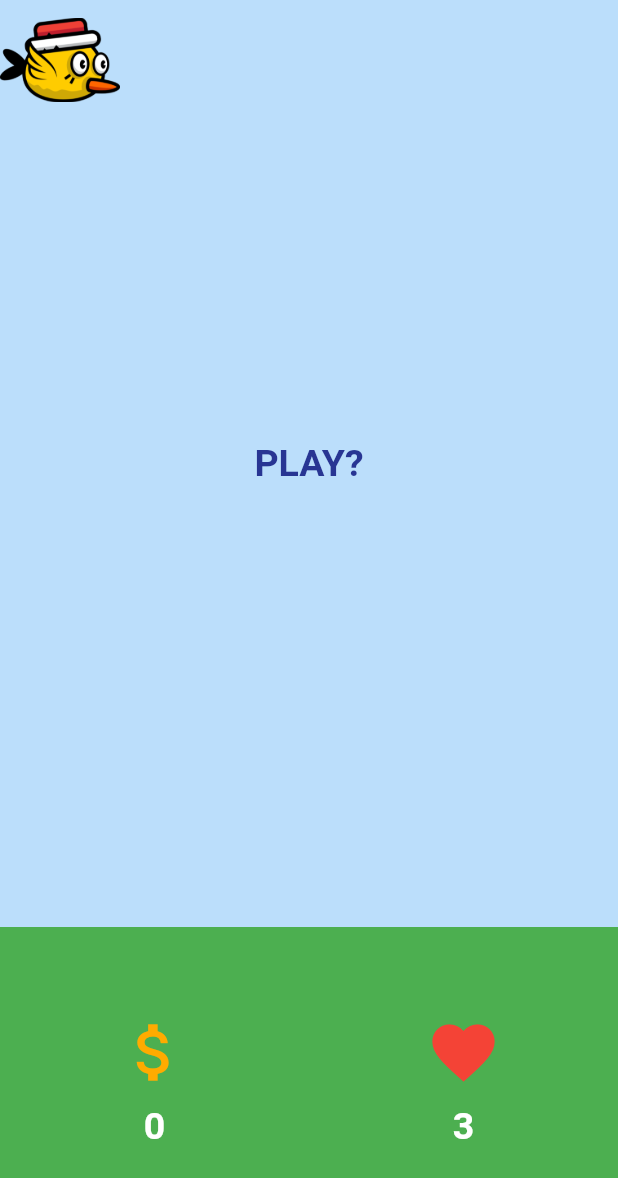
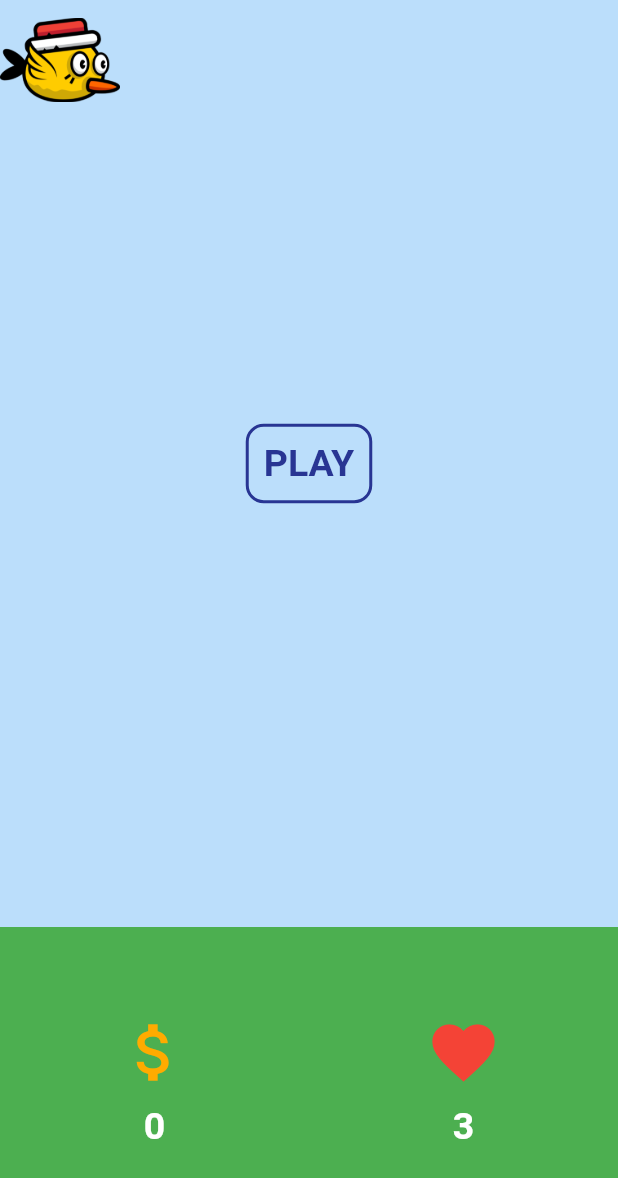
Before and after one commit to thisisbillall/flappy_bird, a Flutter app: the screen it shows after launch, on a phone screen of 412 x 824 dp. Shown: the top 1178 px of the screen. Run offline on Flutter 3.47's test engine with Material 2 defaults, Android fonts, the phone set to English and light mode, and no system bars.

```diff
--- a/lib/main.dart
+++ b/lib/main.dart
@@ -37,8 +37,9 @@ class _HomePageState extends State<HomePage> {
 
   int score = 0;
   int life = 3;
-  String dispText = "P L A Y";
+  String dispText = "PLAY";
   void startGame() {
+    dispText = "PLAY";
     isStarted = true;
     Timer.periodic(Duration(milliseconds: 50), (timer) {
       time += 0.04;
@@ -80,7 +81,7 @@ class _HomePageState extends State<HomePage> {
         poleColor = Colors.green.shade900;
         score = 0;
         life = 3;
-        dispText = "NEW GAME";
+        dispText = "NEW GAME?";
       }
 
       //Game over
@@ -96,7 +97,7 @@ class _HomePageState extends State<HomePage> {
           life--;
         }
       }
-      if (birdYasix > 1) {
+      if (birdYasix > 1 || birdYasix < -1.8) {
         timer.cancel();
         // birdYasix = -1;
         isStarted = false;
@@ -185,7 +186,9 @@ class _HomePageState extends State<HomePage> {
                           startGame();
                           jump();
                         },
-                        child: (life <= 0) ? Play("GAME OVER!") : Play("PLAY?"),
+                        child: (dispText == "NEW GAME?")
+                            ? Play("GAME OVER!")
+                            : Play("PLAY"),
                       ),
                     AnimatedContainer(
                       duration: Duration(milliseconds: 0),
--- a/lib/playText.dart
+++ b/lib/playText.dart
@@ -6,6 +6,13 @@ class Play extends StatelessWidget {
   Play(this.text);
   Widget build(BuildContext context) {
     return Center(
+      child: Container(
+        // color: Colors.lightBlue.shade100,
+        padding: EdgeInsets.all(10),
+        decoration: BoxDecoration(
+          border: Border.all(color: Colors.indigo.shade800, width: 2),
+          borderRadius: BorderRadius.circular(12),
+        ),
         child: Text(
           text,
           style: TextStyle(
@@ -14,6 +21,7 @@ class Play extends StatelessWidget {
             color: Colors.indigo.shade800,
           ),
         ),
+      ),
     );
   }
 }
```
Lines whose indentation alone changed are shown as unchanged.
